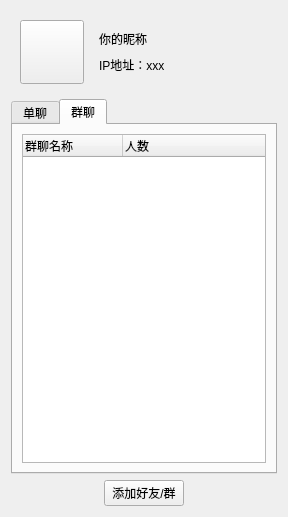
First picture: the form in Qt-IM/mainwindow.ui, repository XiaoZheng2003/BIT-QT-IM, before the edit.
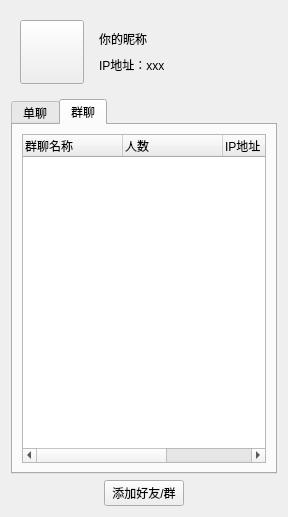
Second picture: the form after the edit. The open tabs and pages were chosen to show the change. Icons and pictures are not drawn.

Commit message: 添加右键菜单，预留主界面接口

```diff
--- a/Qt-IM/mainwindow.ui
+++ b/Qt-IM/mainwindow.ui
@@ -115,6 +115,16 @@
            <string>人数</string>
           </property>
          </column>
+         <column>
+          <property name="text">
+           <string>IP地址</string>
+          </property>
+         </column>
+         <column>
+          <property name="text">
+           <string>id</string>
+          </property>
+         </column>
         </widget>
        </item>
       </layout>
```
Left out of the diff: 5 changed lines with no effect on the pictures. The commit also changes 3 other files.
